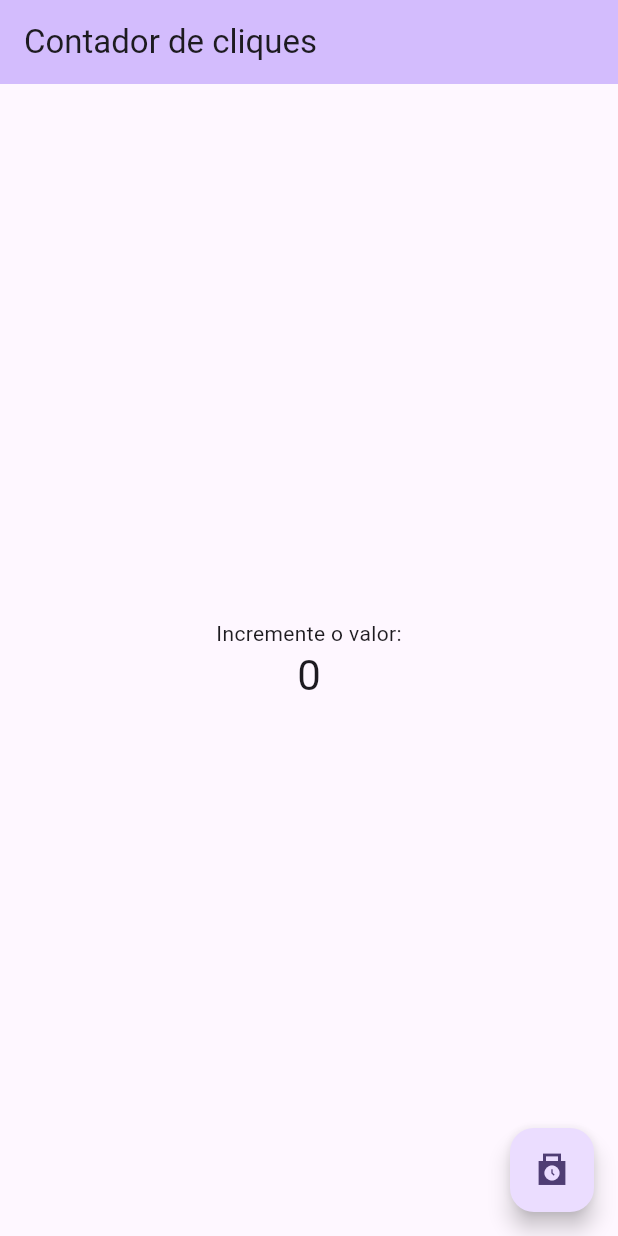
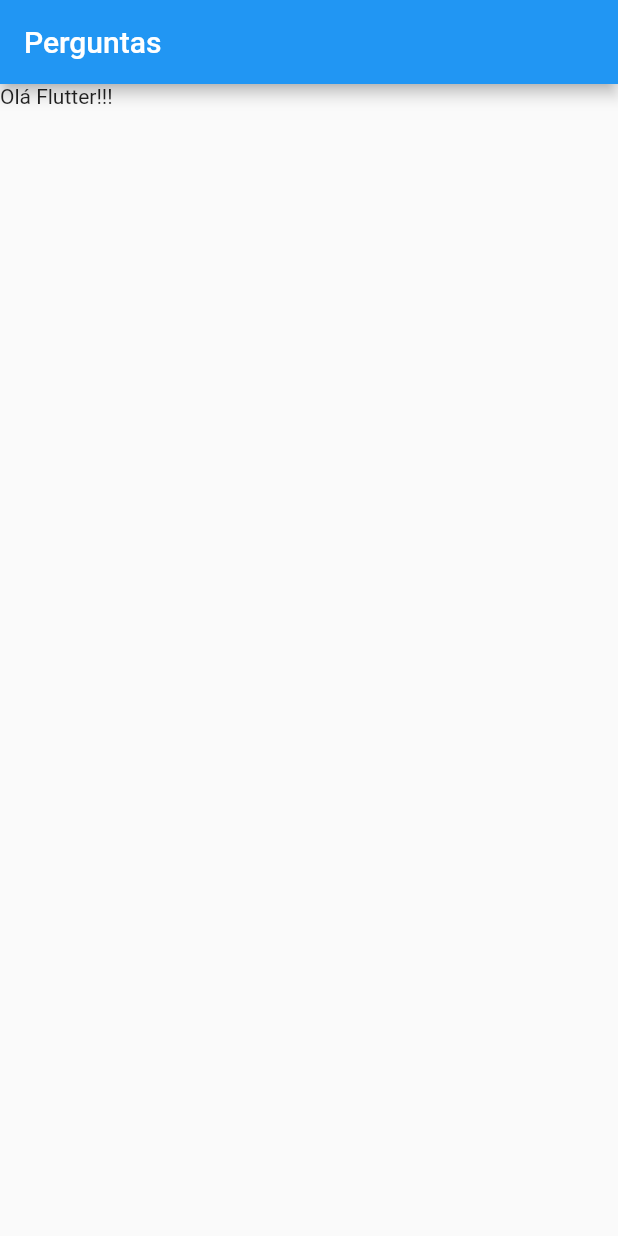
Before and after one commit to gabrielestefono/projeto_perguntas, a Flutter app: the screen it shows after launch, on a phone screen of 412 x 824 dp. Run offline on Flutter 3.47's test engine with Material 2 defaults, Android fonts, the phone set to English and light mode, and no system bars.

Commit message:
Árvore de Widget's

```diff
--- a/lib/main.dart
+++ b/lib/main.dart
@@ -1,69 +1,16 @@
 import 'package:flutter/material.dart';
 
-void main() {
-  runApp(const MyApp());
-}
+main() => runApp(PerguntaApp());
 
-class MyApp extends StatelessWidget {
-  const MyApp({super.key});
-
-  // This widget is the root of your application.
+class PerguntaApp extends StatelessWidget {
   @override
   Widget build(BuildContext context) {
     return MaterialApp(
-      title: 'Flutter Demo',
-      theme: ThemeData(
-        colorScheme: ColorScheme.fromSeed(seedColor: Colors.deepPurple),
-        useMaterial3: true,
-      ),
-      home: const MyHomePage(title: 'Contador de cliques'),
-    );
-  }
-}
-
-class MyHomePage extends StatefulWidget {
-  const MyHomePage({super.key, required this.title});
-
-  final String title;
-
-  @override
-  State<MyHomePage> createState() => _MyHomePageState();
-}
-
-class _MyHomePageState extends State<MyHomePage> {
-  int _counter = 0;
-
-  void _incrementCounter() {
-    setState(() {
-      _counter++;
-    });
-  }
-
-  @override
-  Widget build(BuildContext context) {
-    return Scaffold(
-      appBar: AppBar(
-        backgroundColor: Theme.of(context).colorScheme.inversePrimary,
-        title: Text(widget.title),
-      ),
-      body: Center(
-        child: Column(
-          mainAxisAlignment: MainAxisAlignment.center,
-          children: <Widget>[
-            const Text(
-              'Incremente o valor:',
-            ),
-            Text(
-              '$_counter',
-              style: Theme.of(context).textTheme.headlineMedium,
-            ),
-          ],
+      home: Scaffold(
+        appBar: AppBar(
+          title: Text("Perguntas"),
         ),
-      ),
-      floatingActionButton: FloatingActionButton(
-        onPressed: _incrementCounter,
-        tooltip: 'Increment',
-        child: const Icon(Icons.punch_clock_sharp),
+        body: Text("Olá Flutter!!!"),
       ),
     );
   }
```
